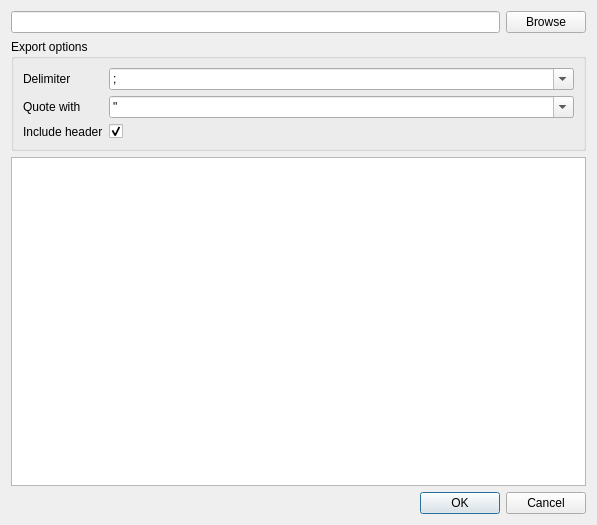
Above: ui/ExportQueryDialog.ui from mispp/goat before the change. Below: the same form after it.
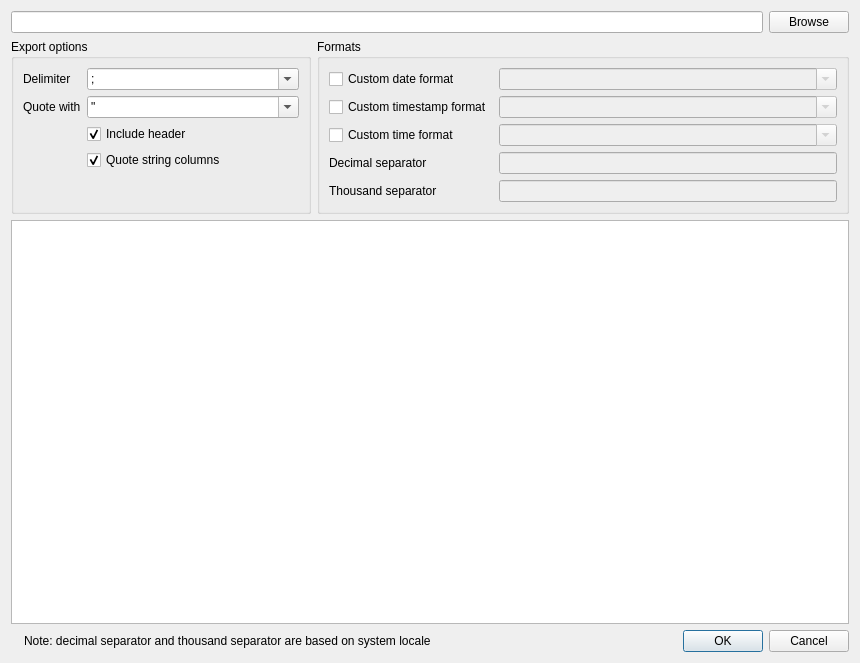
That is the form after the change.

Commit message:
Extend export options (#71)
* locale as export parameter
* fix c/p to use ISO (hardcoded until settings/options functionality is added)
* save dialog state for checkboxes and comboboxes
* save also output file path

What changed in the file:
```diff
--- a/ui/ExportQueryDialog.ui
+++ b/ui/ExportQueryDialog.ui
@@ -6,8 +6,8 @@
    <rect>
     <x>0</x>
     <y>0</y>
-    <width>597</width>
-    <height>525</height>
+    <width>860</width>
+    <height>663</height>
    </rect>
   </property>
   <property name="windowTitle">
@@ -29,22 +29,45 @@
     </layout>
    </item>
    <item>
+    <layout class="QHBoxLayout" name="horizontalLayout_4">
+     <item>
     <widget class="QGroupBox" name="groupBox">
+       <property name="sizePolicy">
+        <sizepolicy hsizetype="Preferred" vsizetype="Preferred">
+         <horstretch>0</horstretch>
+         <verstretch>0</verstretch>
+        </sizepolicy>
+       </property>
+       <property name="minimumSize">
+        <size>
+         <width>300</width>
+         <height>0</height>
+        </size>
+       </property>
+       <property name="maximumSize">
+        <size>
+         <width>400</width>
+         <height>16777215</height>
+        </size>
+       </property>
      <property name="title">
       <string>Export options</string>
      </property>
      <property name="flat">
-      <bool>true</bool>
+        <bool>false</bool>
      </property>
      <layout class="QFormLayout" name="formLayout">
-      <item row="0" column="0">
+        <property name="fieldGrowthPolicy">
+         <enum>QFormLayout::AllNonFixedFieldsGrow</enum>
+        </property>
+        <item row="1" column="0">
        <widget class="QLabel" name="label">
         <property name="text">
          <string>Delimiter</string>
         </property>
        </widget>
       </item>
-      <item row="0" column="1">
+        <item row="1" column="1">
        <widget class="QComboBox" name="combobox_delimiter">
         <property name="minimumSize">
          <size>
@@ -70,9 +93,21 @@
           <string>|</string>
          </property>
         </item>
-       </widget>
-      </item>
-      <item row="1" column="1">
+          <item>
+           <property name="text">
+            <string>&lt;tab&gt;</string>
+           </property>
+          </item>
+         </widget>
+        </item>
+        <item row="2" column="0">
+         <widget class="QLabel" name="label_2">
+          <property name="text">
+           <string>Quote with</string>
+          </property>
+         </widget>
+        </item>
+        <item row="2" column="1">
        <widget class="QComboBox" name="combobox_quote">
         <property name="minimumSize">
          <size>
@@ -95,32 +130,130 @@
         </item>
        </widget>
       </item>
-      <item row="1" column="0">
-       <widget class="QLabel" name="label_2">
-        <property name="text">
-         <string>Quote with</string>
-        </property>
-       </widget>
-      </item>
-      <item row="2" column="1">
+        <item row="3" column="1">
        <widget class="QCheckBox" name="checkbox_includeHeader">
         <property name="text">
-         <string/>
-        </property>
-        <property name="checked">
-         <bool>true</bool>
-        </property>
-       </widget>
-      </item>
-      <item row="2" column="0">
-       <widget class="QLabel" name="label_3">
-        <property name="text">
          <string>Include header</string>
         </property>
-       </widget>
-      </item>
-     </layout>
-    </widget>
+          <property name="checked">
+           <bool>true</bool>
+          </property>
+         </widget>
+        </item>
+        <item row="4" column="1">
+         <widget class="QCheckBox" name="checkbox_quoteStringColumns">
+          <property name="text">
+           <string>Quote string columns</string>
+          </property>
+          <property name="checked">
+           <bool>true</bool>
+          </property>
+         </widget>
+        </item>
+       </layout>
+      </widget>
+     </item>
+     <item>
+      <widget class="QGroupBox" name="groupBox_2">
+       <property name="minimumSize">
+        <size>
+         <width>300</width>
+         <height>0</height>
+        </size>
+       </property>
+       <property name="title">
+        <string>Formats</string>
+       </property>
+       <layout class="QGridLayout" name="gridLayout">
+        <item row="1" column="3">
+         <widget class="QComboBox" name="combobox_dateFormat">
+          <property name="enabled">
+           <bool>false</bool>
+          </property>
+          <property name="editable">
+           <bool>true</bool>
+          </property>
+         </widget>
+        </item>
+        <item row="2" column="1">
+         <widget class="QCheckBox" name="checkbox_customTimestampFormat">
+          <property name="text">
+           <string>Custom timestamp format</string>
+          </property>
+         </widget>
+        </item>
+        <item row="4" column="3">
+         <widget class="QLineEdit" name="textbox_decimalSeparator">
+          <property name="enabled">
+           <bool>false</bool>
+          </property>
+         </widget>
+        </item>
+        <item row="5" column="3">
+         <widget class="QLineEdit" name="textbox_thousandSeparator">
+          <property name="enabled">
+           <bool>false</bool>
+          </property>
+         </widget>
+        </item>
+        <item row="3" column="1">
+         <widget class="QCheckBox" name="checkbox_customTimeFormat">
+          <property name="text">
+           <string>Custom time format</string>
+          </property>
+         </widget>
+        </item>
+        <item row="5" column="1">
+         <widget class="QLabel" name="label_9">
+          <property name="text">
+           <string>Thousand separator</string>
+          </property>
+         </widget>
+        </item>
+        <item row="4" column="1">
+         <widget class="QLabel" name="label_7">
+          <property name="text">
+           <string>Decimal separator</string>
+          </property>
+         </widget>
+        </item>
+        <item row="1" column="1">
+         <widget class="QCheckBox" name="checkbox_customDateFormat">
+          <property name="sizePolicy">
+           <sizepolicy hsizetype="Fixed" vsizetype="Fixed">
+            <horstretch>0</horstretch>
+            <verstretch>0</verstretch>
+           </sizepolicy>
+          </property>
+          <property name="text">
+           <string>Custom date format</string>
+          </property>
+         </widget>
+        </item>
+        <item row="3" column="3">
+         <widget class="QComboBox" name="combobox_timeFormat">
+          <property name="enabled">
+           <bool>false</bool>
+          </property>
+          <property name="editable">
+           <bool>true</bool>
+          </property>
+         </widget>
+        </item>
+        <item row="2" column="3">
+         <widget class="QComboBox" name="combobox_timestampFormat">
+          <property name="enabled">
+           <bool>false</bool>
+          </property>
+          <property name="editable">
+           <bool>true</bool>
+          </property>
+         </widget>
+        </item>
+       </layout>
+      </widget>
+     </item>
+    </layout>
    </item>
    <item>
     <layout class="QHBoxLayout" name="horizontalLayout_2">
@@ -151,6 +284,13 @@
        </property>
       </widget>
      </item>
+     <item>
+      <widget class="QLabel" name="label_3">
+       <property name="text">
+        <string>Note: decimal separator and thousand separator are based on system locale</string>
+       </property>
+      </widget>
+     </item>
      <item>
       <widget class="QDialogButtonBox" name="buttonBox">
        <property name="orientation">
```
Left out of the diff: 4 changed lines with no effect on the pictures. Lines whose indentation alone changed are shown as unchanged. The commit also changes 6 other files.
